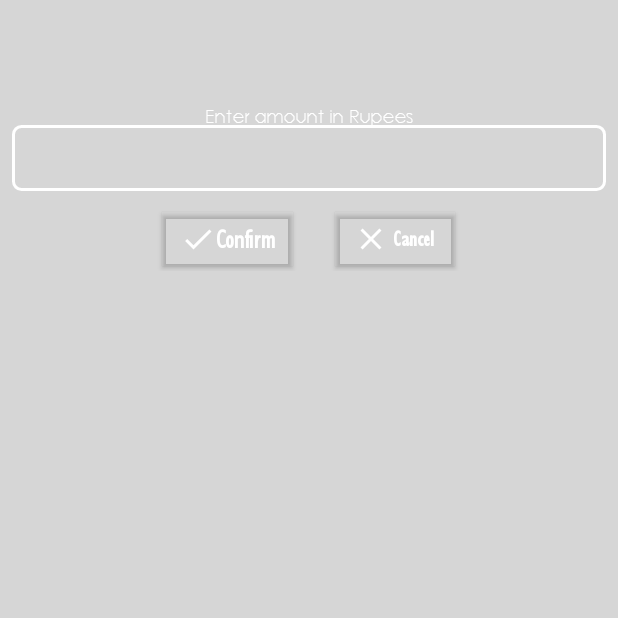
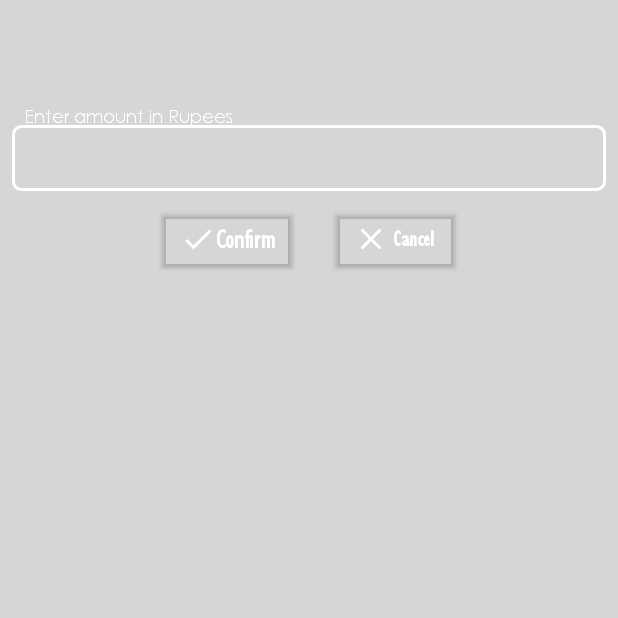
Before and after one commit to Arnab-Banerjee-Kolkata/Smartrist-Office, an Android app: the updateAmount screen opened directly, with no data from a screen before it, on a phone screen of 412 x 824 dp, the part 430-1048 px from its top. Run offline under Robolectric (Android 15) with nearby library versions, the phone set to English and light mode, and no system bars; libraries missing offline, so code that uses them is left out: com.tempos21.t21crypt; pictures from the network do not load.

Commit message:
Fixes bug

```diff
--- a/app/src/main/res/layout/activity_update_amount.xml
+++ b/app/src/main/res/layout/activity_update_amount.xml
@@ -45,8 +45,7 @@
                 android:padding="8dp"
                 android:textColor="@android:color/white"
                 android:textSize="22sp"
-                android:textAlignment="center"
-                android:gravity="center_horizontal" />
+                android:textAlignment="center"/>
         </android.support.design.widget.TextInputLayout>
 
         <LinearLayout
@@ -68,8 +67,7 @@
                 android:textColor="#FFFFFF"
                 android:textSize="18sp"
                 android:textStyle="bold"
-                android:theme="@style/Widget.MaterialComponents.Button.OutlinedButton"
-                android:drawableLeft="@drawable/ic_check_black_24dp" />
+                android:theme="@style/Widget.MaterialComponents.Button.OutlinedButton" />
 
             <Space
                 android:layout_width="20dp"
@@ -88,8 +86,7 @@
                 android:textColor="#FFFFFF"
                 android:textSize="15sp"
                 android:textStyle="bold"
-                android:theme="@style/Widget.MaterialComponents.Button.OutlinedButton"
-                android:drawableLeft="@drawable/ic_close_black_24dp" />
+                android:theme="@style/Widget.MaterialComponents.Button.OutlinedButton" />
         </LinearLayout>
     </LinearLayout>
 </RelativeLayout>
--- a/app/src/main/res/layout/student_reg_layout.xml
+++ b/app/src/main/res/layout/student_reg_layout.xml
@@ -5,8 +5,7 @@
     android:layout_height="match_parent"
     android:background="@android:color/transparent"
     android:orientation="vertical"
-    android:paddingEnd="5dp"
-    android:paddingRight="5dp">
+    android:paddingEnd="5dp">
 
     <android.support.design.widget.TextInputLayout
         android:layout_width="match_parent"
```
Also changed, not shown: app/src/main/res/layout/activity_credits.xml (+3 -6 lines), app/src/main/res/layout/activity_main.xml (+3 -7 lines), app/src/main/res/layout/activity_office_welcome.xml (+3 -6 lines), app/src/main/res/layout/activity_update_card.xml (+3 -6 lines).
